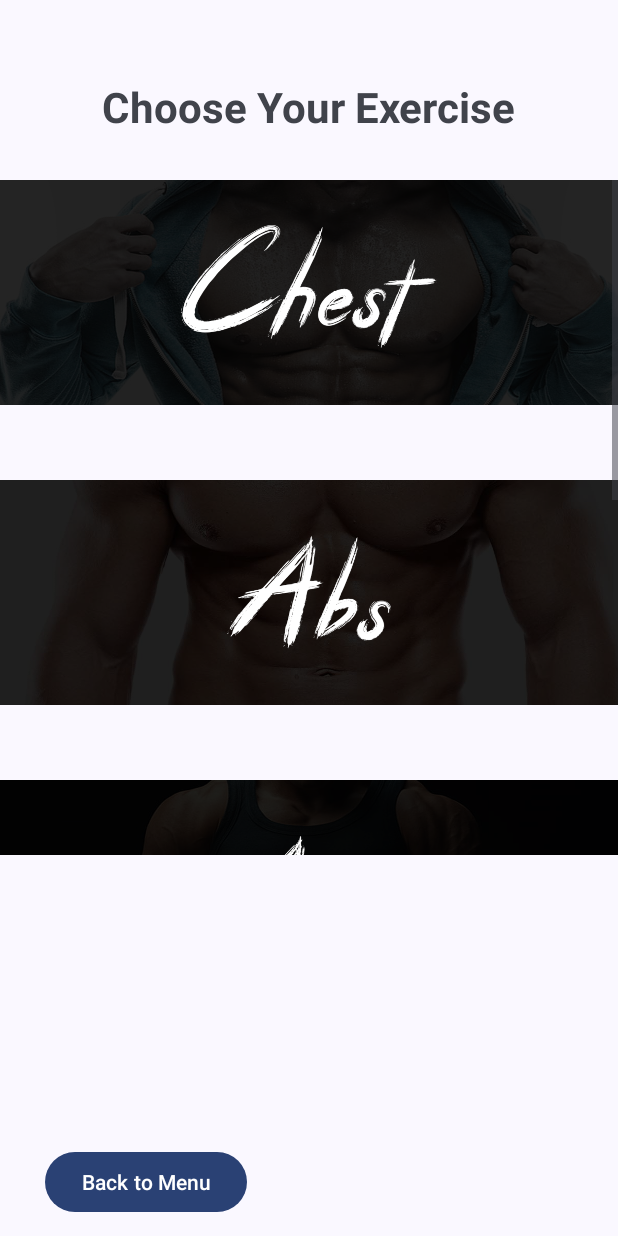
After one commit to sansanfajrian/FitPal, an Android app: the ExchoiceActivity screen opened directly, with no data from a screen before it, on a phone screen of 412 x 824 dp. The commit adds this screen. Run offline under Robolectric (Android 15) with nearby library versions, the phone set to English and light mode, and no system bars; network calls fail.

Commit message:
FEAT : exchoice

```diff
--- a/app/build.gradle
+++ b/app/build.gradle
@@ -45,6 +45,8 @@ dependencies {
     implementation 'androidx.navigation:navigation-ui-ktx:2.5.3'
     implementation 'com.squareup.okhttp3:okhttp:4.10.0'
     implementation 'com.google.code.gson:gson:2.10.1'
+    implementation 'com.github.bumptech.glide:glide:4.12.0'
+    annotationProcessor 'com.github.bumptech.glide:compiler:4.12.0'
     testImplementation 'junit:junit:4.13.2'
     androidTestImplementation 'androidx.test.ext:junit:1.1.5'
     androidTestImplementation 'androidx.test.espresso:espresso-core:3.5.1'
--- a/app/src/main/AndroidManifest.xml
+++ b/app/src/main/AndroidManifest.xml
@@ -2,7 +2,8 @@
 <manifest xmlns:android="http://schemas.android.com/apk/res/android"
     xmlns:tools="http://schemas.android.com/tools">
 
-    <uses-permission android:name="android.permission.INTERNET"/>
+    <uses-permission android:name="android.permission.INTERNET" />
+    <uses-permission android:name="android.permission.RECORD_AUDIO" />
 
     <application
         android:name=".ThemeDemoApplication"
@@ -16,6 +17,9 @@
         tools:targetApi="31">
         <activity
             android:name=".BmiCalculateActivity"
+            android:exported="false" />
+        <activity
+            android:name=".ExchoiceActivity"
             android:exported="false" />
         <activity
             android:name=".WorkoutEndActivity"
--- a/app/src/main/java/com/sansan/fitpal/MainActivity.kt
+++ b/app/src/main/java/com/sansan/fitpal/MainActivity.kt
@@ -54,8 +54,8 @@ class MainActivity : AppCompatActivity() {
 
 
         startButton.setOnClickListener{
-            val countDownScreen = Intent(this, ExerciseActivity::class.java)
-            startActivity(countDownScreen)
+            val exchoice = Intent(this, ExchoiceActivity::class.java)
+            startActivity(exchoice)
         }
 
 
--- a/app/src/main/res/layout/activity_bmi_calculate.xml
+++ b/app/src/main/res/layout/activity_bmi_calculate.xml
@@ -75,7 +75,7 @@
         android:layout_width="wrap_content"
         android:layout_height="wrap_content"
         android:layout_marginStart="16dp"
-        android:layout_marginBottom="32dp"
+        android:layout_marginBottom="12dp"
         android:text="Back to Menu"
         app:layout_constraintBottom_toBottomOf="parent"
         app:layout_constraintEnd_toEndOf="parent"
--- /dev/null
+++ b/app/src/main/res/layout/activity_exchoice.xml
@@ -0,0 +1,105 @@
+<?xml version="1.0" encoding="utf-8"?>
+<RelativeLayout xmlns:android="http://schemas.android.com/apk/res/android"
+    xmlns:app="http://schemas.android.com/apk/res-auto"
+    xmlns:tools="http://schemas.android.com/tools"
+    android:layout_width="match_parent"
+    android:layout_height="match_parent">
+
+    <TextView
+        android:id="@+id/textView5"
+        android:layout_width="wrap_content"
+        android:layout_height="wrap_content"
+        android:layout_marginTop="52dp"
+        android:text="Choose Your Exercise"
+        android:textSize="28sp"
+        android:textStyle="bold"
+        android:layout_gravity="center_horizontal"
+        android:layout_centerHorizontal="true"
+        android:layout_alignParentTop="true"/>
+
+
+    <ScrollView
+        android:layout_marginTop="120dp"
+        android:layout_marginBottom="50dp"
+        android:layout_width="fill_parent"
+        android:layout_height="450dp"
+        android:id="@+id/scrollView">
+
+        <androidx.constraintlayout.widget.ConstraintLayout
+            android:layout_width="fill_parent"
+            android:layout_height="fill_parent"
+            android:orientation="vertical" >
+
+            <ImageView
+                android:id="@+id/imageButton1"
+                android:layout_width="match_parent"
+                android:layout_height="150dp"
+                android:background="@drawable/button_image1"
+                android:gravity="center"
+                app:layout_constraintEnd_toEndOf="parent"
+                app:layout_constraintStart_toStartOf="parent"/>
+
+
+            <ImageView
+                android:id="@+id/imageButton2"
+                android:layout_width="match_parent"
+                android:layout_height="150dp"
+                android:background="@drawable/button_image2"
+                android:layout_marginTop="50dp"
+                android:gravity="center"
+                app:layout_constraintEnd_toEndOf="parent"
+                app:layout_constraintHorizontal_bias="0.501"
+                app:layout_constraintStart_toStartOf="parent"
+                app:layout_constraintTop_toBottomOf="@+id/imageButton1"/>
+
+            <ImageView
+                android:id="@+id/imageButton3"
+                android:layout_width="match_parent"
+                android:layout_height="150dp"
+                android:background="@drawable/button_image3"
+                android:layout_marginTop="50dp"
+                android:gravity="center"
+                app:layout_constraintEnd_toEndOf="parent"
+                app:layout_constraintHorizontal_bias="0.501"
+                app:layout_constraintStart_toStartOf="parent"
+                app:layout_constraintTop_toBottomOf="@+id/imageButton2"/>
+
+            <ImageView
+                android:id="@+id/imageButton4"
+                android:layout_width="match_parent"
+                android:layout_height="150dp"
+                android:background="@drawable/button_image4"
+                android:layout_marginTop="50dp"
+                android:gravity="center"
+                app:layout_constraintEnd_toEndOf="parent"
+                app:layout_constraintHorizontal_bias="0.501"
+                app:layout_constraintStart_toStartOf="parent"
+                app:layout_constraintTop_toBottomOf="@+id/imageButton3"/>
+
+            <ImageView
+                android:id="@+id/imageButton5"
+                android:layout_width="match_parent"
+                android:layout_height="150dp"
+                android:background="@drawable/button_image5"
+                android:layout_marginTop="50dp"
+                android:gravity="center"
+                app:layout_constraintEnd_toEndOf="parent"
+                app:layout_constraintHorizontal_bias="0.501"
+                app:layout_constraintStart_toStartOf="parent"
+                app:layout_constraintTop_toBottomOf="@+id/imageButton4"/>
+
+        </androidx.constraintlayout.widget.ConstraintLayout>
+
+    </ScrollView>
+
+    <Button
+        android:id="@+id/buttonBackExchoice"
+        android:layout_width="wrap_content"
+        android:layout_height="wrap_content"
+        android:text="Back to Menu"
+        android:layout_marginBottom="12dp"
+        android:layout_gravity="left"
+        android:layout_marginLeft="30dp"
+        android:layout_alignParentBottom="true"/>
+
+</RelativeLayout>
--- a/app/src/main/res/layout/activity_exercise.xml
+++ b/app/src/main/res/layout/activity_exercise.xml
@@ -74,8 +74,7 @@
         app:layout_constraintEnd_toEndOf="parent"
         app:layout_constraintStart_toStartOf="parent"
         app:layout_constraintTop_toBottomOf="@+id/frameLayout"
-        app:shapeAppearanceOverlay="@style/rounded_corner"
-        app:srcCompat="@drawable/jumpingjacks" />
+        app:shapeAppearanceOverlay="@style/rounded_corner"/>
 
     <Switch
         android:id="@+id/switchSpeak"
```
Also changed, not shown: app/src/main/java/com/sansan/fitpal/ExchoiceActivity.kt (added, +122 -0 lines), app/src/main/res/drawable/button_image1.png (added), app/src/main/res/drawable/button_image2.png (added), app/src/main/res/drawable/button_image3.png (added), app/src/main/res/drawable/button_image4.png (added), app/src/main/res/drawable/button_image5.png (added).
